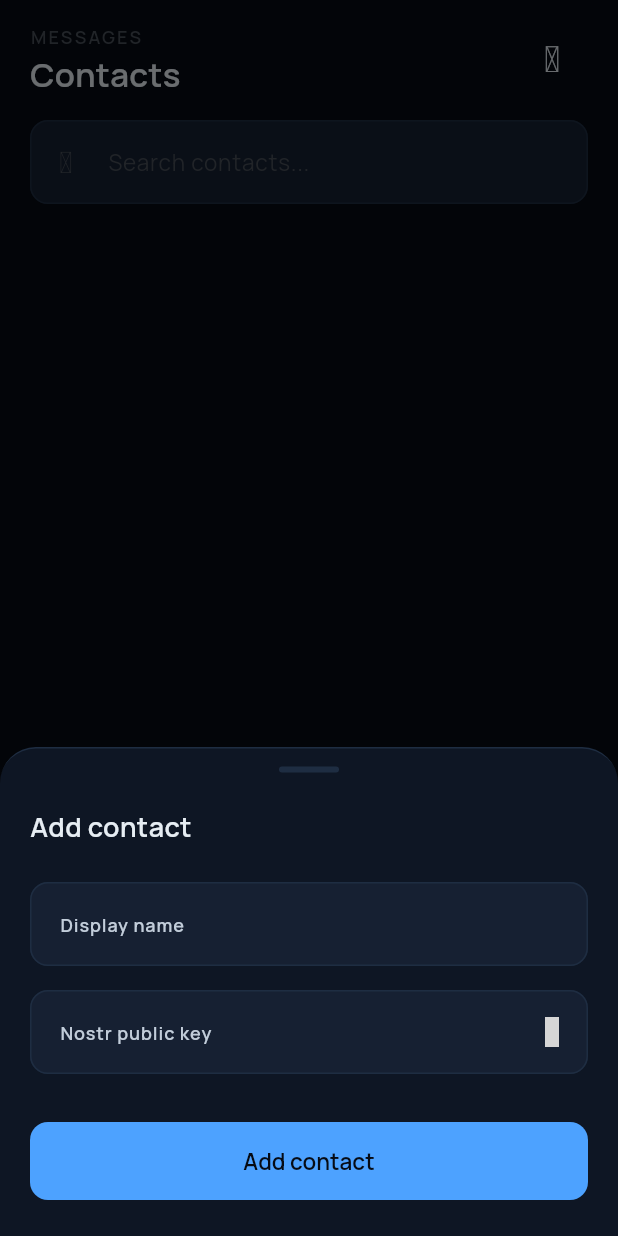
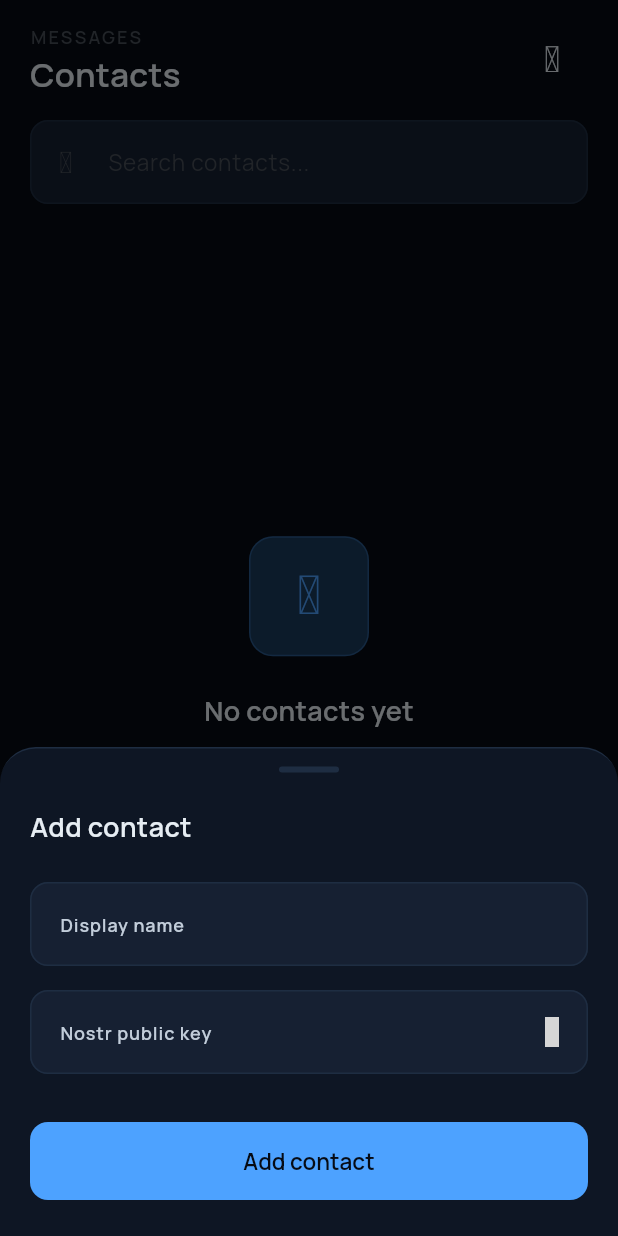
Before and after one commit to connelevalsam/hashpact, a Flutter app: the ContactsScreen screen opened directly, after a tap on an icon or button, on a phone screen of 412 x 824 dp. Run offline on Flutter 3.47's test engine with Material 3 defaults, Android fonts, the phone set to English and light mode, and no system bars; drawn by our look-alikes of flutter_animate; our stand-ins replace equatable, flutter_riverpod, flutter_secure_storage, go_router, hugeicons, shared_preferences; missing offline and left inert: bip32, bip39, cb_intros, sui; accounts and stored records are empty; grey boxes are pictures that could not be loaded.

Commit message:
finish up contacts and chat screens

```diff
--- a/lib/presentation/screens/dashboard/chat/contacts_screen.dart
+++ b/lib/presentation/screens/dashboard/chat/contacts_screen.dart
@@ -95,13 +95,9 @@ class ContactsScreen extends ConsumerWidget {
 
             // ── List ──────────────────────────────────────────
             Expanded(
-              child: _contacts.isLoading
-                  ? CircularProgressIndicator()
-                  : _contacts.value == null
-                  ? EmptyStateWidget(
-                      onAddTap: () => _showAddContact(context, ref),
-                    )
-                  : ListView.builder(
+              child: _contacts.when(
+                data: (contacts) => contacts.isNotEmpty
+                    ? ListView.builder(
                         padding: AppSpacing.pagePadding,
                         itemCount: _contacts.value?.length,
                         itemBuilder: (_, i) {
@@ -124,6 +120,12 @@ class ContactsScreen extends ConsumerWidget {
                                 duration: 300.ms,
                               );
                         },
+                      )
+                    : EmptyStateWidget(
+                        onAddTap: () => _showAddContact(context, ref),
+                      ),
+                error: (error, _) => Text(error.toString()),
+                loading: () => CircularProgressIndicator(),
               ),
             ),
           ],
@@ -137,7 +139,7 @@ class ContactsScreen extends ConsumerWidget {
       context: context,
       isScrollControlled: true,
       backgroundColor: Colors.transparent,
-      builder: (_) => AddContactSheet(/*ref: ref*/),
+      builder: (_) => AddContactSheet(ref: ref),
     );
   }
 }
--- a/lib/presentation/screens/dashboard/chat/widgets/add_contact_sheet.dart
+++ b/lib/presentation/screens/dashboard/chat/widgets/add_contact_sheet.dart
@@ -4,15 +4,17 @@
 */
 
 import 'package:flutter/material.dart';
+import 'package:flutter_riverpod/flutter_riverpod.dart';
 import 'package:go_router/go_router.dart';
 import 'package:hugeicons/hugeicons.dart';
 
 import '../../../../../core/util/hashpact_theme.dart';
+import '../../../../providers/contacts_provider.dart';
 
 class AddContactSheet extends StatefulWidget {
-  const AddContactSheet({super.key /*required this.ref*/});
+  const AddContactSheet({super.key, required this.ref});
 
-  // final WidgetRef ref;
+  final WidgetRef ref;
 
   @override
   State<AddContactSheet> createState() => _AddContactSheetState();
@@ -36,9 +38,9 @@ class _AddContactSheetState extends State<AddContactSheet> {
 
     setState(() => _loading = true);
 
-    /*await widget.ref
+    await widget.ref
         .read(contactsProvider.notifier)
-        .addContact(_keyController.text.trim(), _nameController.text.trim());*/
+        .addContact(_keyController.text.trim(), _nameController.text.trim());
 
     if (mounted) Navigator.pop(context);
   }
@@ -122,9 +124,10 @@ class _AddContactSheetState extends State<AddContactSheet> {
               const SizedBox(height: AppSpacing.xl),
 
               FilledButton(
-                onPressed: () {
+                onPressed: () async {
                   if (_formKey.currentState!.validate()) {
-                    context.pop();
+                    await _save();
+                    if (context.mounted) context.pop();
                   }
                 },
                 // _loading ? null : _save,
```
Also changed, not shown: lib/presentation/screens/dashboard/chat/chat_screen.dart (+74 -21 lines), lib/presentation/screens/dashboard/chat/widgets/bubble_widget.dart (+12 -11 lines). Lines whose indentation alone changed are shown as unchanged.
